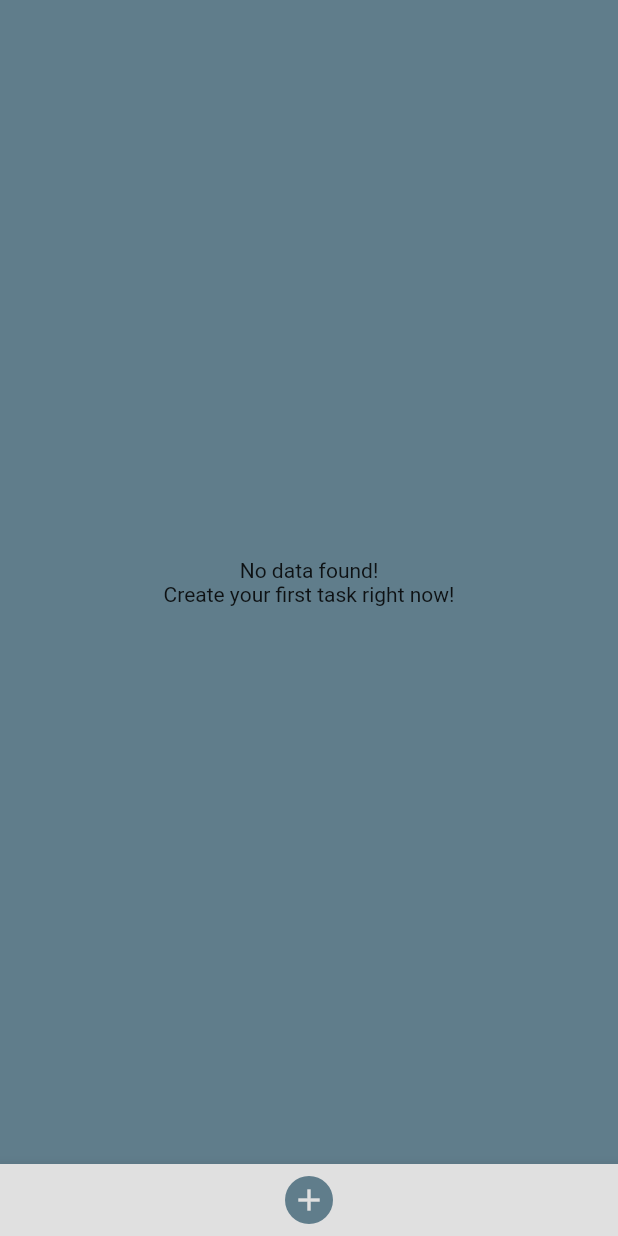
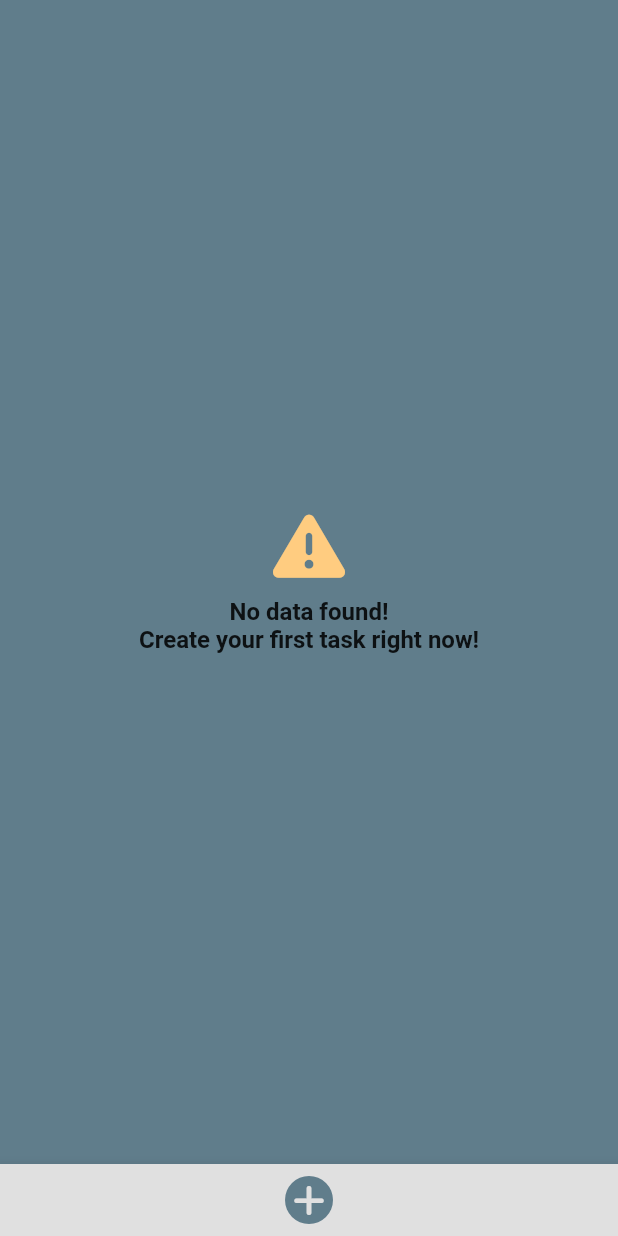
Before and after one commit to xeladu/task_reminder, a Flutter app: the screen it shows after launch, on a phone screen of 412 x 824 dp. Run offline on Flutter 3.47's test engine with Material 2 defaults, Android fonts, the phone set to English and light mode, and no system bars; our stand-ins replace adaptive_dialog, equatable, flutter_local_notifications, flutter_native_timezone, flutter_riverpod, get and 5 more; accounts and stored records are empty.

Commit message:
Enhance empty home screen

```diff
--- a/lib/views/home_view/home_view.dart
+++ b/lib/views/home_view/home_view.dart
@@ -1,3 +1,4 @@
+import 'package:font_awesome_flutter/font_awesome_flutter.dart';
 import 'package:task_reminder/database/models/task.dart';
 import 'package:task_reminder/navigation/navigation_service.dart';
 import 'package:task_reminder/navigation/route_generator.dart';
@@ -59,16 +60,13 @@ class _State extends ConsumerState<HomeView> {
         bottomNavigationBar: BottomAppBar(
             color: AppColors.taskBackground,
             child: AppBarButton(
-                icon: Icons.add,
+                icon: FontAwesomeIcons.plus,
                 onPressed: () async {
                   await widget.viewModel.addNewTask(ref);
                   ref.refresh(taskListProvider);
                 })),
         body: data.isEmpty
-            ? const Center(
-                child: Text(
-                    "No data found!\r\nCreate your first task right now!",
-                    textAlign: TextAlign.center))
+            ? _buildEmptyDataContent()
             : Stack(children: [
                 Padding(
                     padding: const EdgeInsets.fromLTRB(10, 40, 10, 10),
@@ -116,6 +114,16 @@ class _State extends ConsumerState<HomeView> {
               ]));
   }
 
+  Widget _buildEmptyDataContent() {
+    return Column(mainAxisAlignment: MainAxisAlignment.center, children: [
+      FaIcon(FontAwesomeIcons.triangleExclamation,
+          size: 48, color: AppColors.warning),
+      Container(height: 10),
+      Text("No data found!\r\nCreate your first task right now!",
+          style: TextStyles.heading, textAlign: TextAlign.center)
+    ]);
+  }
+
   Widget _buildUpdateIndicator() {
     final updateDone = ref.watch(reminderUpdateStateProvider);
 
--- a/pubspec.yaml
+++ b/pubspec.yaml
@@ -46,6 +46,7 @@ dependencies:
   flutter_native_timezone: ^2.0.0
   percent_indicator: ^4.0.0
   timeago: ^3.2.2
+  font_awesome_flutter: ^10.1.0
 
 dev_dependencies:
   flutter_test:
```
Also changed, not shown: pubspec.lock.
